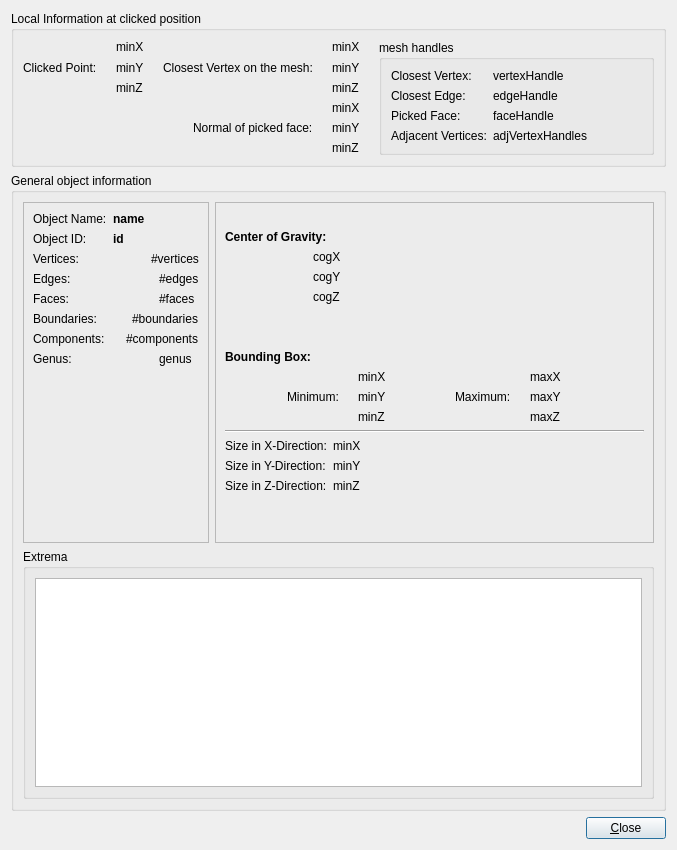
Before: the Qt Designer form Plugin-Info/infoWidget.ui in ShenRen/OpenFlipper, drawn with Qt 5.
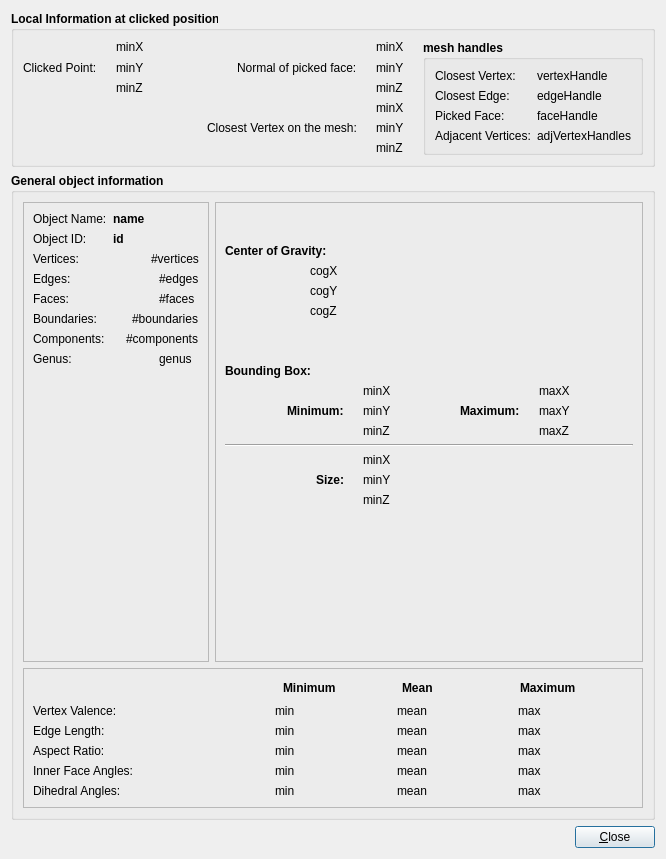
After: the same form once the commit is applied. Icons and pictures are not drawn.

Diff of the .ui file:
```diff
--- a/Plugin-Info/infoWidget.ui
+++ b/Plugin-Info/infoWidget.ui
@@ -6,20 +6,20 @@
    <rect>
     <x>0</x>
     <y>0</y>
-    <width>677</width>
-    <height>850</height>
+    <width>666</width>
+    <height>859</height>
    </rect>
   </property>
   <property name="windowTitle">
    <string>Object Information</string>
   </property>
-  <layout class="QVBoxLayout" name="verticalLayout">
+  <layout class="QVBoxLayout" name="verticalLayout_11">
    <item>
     <widget class="QGroupBox" name="groupBox_3">
      <property name="font">
       <font>
-       <weight>50</weight>
-       <bold>false</bold>
+       <weight>75</weight>
+       <bold>true</bold>
       </font>
      </property>
      <property name="title">
@@ -32,6 +32,12 @@
          <layout class="QHBoxLayout" name="horizontalLayout_12">
           <item>
            <widget class="QLabel" name="label_16">
+            <property name="font">
+             <font>
+              <weight>50</weight>
+              <bold>false</bold>
+             </font>
+            </property>
             <property name="text">
              <string>Clicked Point:</string>
             </property>
@@ -51,6 +57,12 @@
            <layout class="QVBoxLayout" name="verticalLayout_7">
             <item>
              <widget class="QLabel" name="pointX">
+              <property name="font">
+               <font>
+                <weight>50</weight>
+                <bold>false</bold>
+               </font>
+              </property>
               <property name="text">
                <string>minX</string>
               </property>
@@ -58,6 +70,12 @@
             </item>
             <item>
              <widget class="QLabel" name="pointY">
+              <property name="font">
+               <font>
+                <weight>50</weight>
+                <bold>false</bold>
+               </font>
+              </property>
               <property name="text">
                <string>minY</string>
               </property>
@@ -65,6 +83,12 @@
             </item>
             <item>
              <widget class="QLabel" name="pointZ">
+              <property name="font">
+               <font>
+                <weight>50</weight>
+                <bold>false</bold>
+               </font>
+              </property>
               <property name="text">
                <string>minZ</string>
               </property>
@@ -85,62 +109,6 @@
          </layout>
         </item>
         <item row="0" column="1">
-         <layout class="QHBoxLayout" name="horizontalLayout_13">
-          <item>
-           <widget class="QLabel" name="label_19">
-            <property name="text">
-             <string>Closest Vertex on the mesh:</string>
-            </property>
-           </widget>
-          </item>
-          <item>
-           <widget class="QLabel" name="bracketA_6">
-            <property name="text">
-             <string/>
-            </property>
-            <property name="pixmap">
-             <pixmap resource="icons.qrc">:/info/dialogIcons/info_bracketA.png</pixmap>
-            </property>
-           </widget>
-          </item>
-          <item>
-           <layout class="QVBoxLayout" name="verticalLayout_10">
-            <item>
-             <widget class="QLabel" name="vertexX">
-              <property name="text">
-               <string>minX</string>
-              </property>
-             </widget>
-            </item>
-            <item>
-             <widget class="QLabel" name="vertexY">
-              <property name="text">
-               <string>minY</string>
-              </property>
-             </widget>
-            </item>
-            <item>
-             <widget class="QLabel" name="vertexZ">
-              <property name="text">
-               <string>minZ</string>
-              </property>
-             </widget>
-            </item>
-           </layout>
-          </item>
-          <item>
-           <widget class="QLabel" name="bracketB_6">
-            <property name="text">
-             <string/>
-            </property>
-            <property name="pixmap">
-             <pixmap resource="icons.qrc">:/info/dialogIcons/info_bracketB.png</pixmap>
-            </property>
-           </widget>
-          </item>
-         </layout>
-        </item>
-        <item row="1" column="0" colspan="2">
          <layout class="QHBoxLayout" name="horizontalLayout_14">
           <item>
            <spacer name="horizontalSpacer_8">
@@ -157,6 +125,12 @@
           </item>
           <item>
            <widget class="QLabel" name="label_25">
+            <property name="font">
+             <font>
+              <weight>50</weight>
+              <bold>false</bold>
+             </font>
+            </property>
             <property name="text">
              <string>Normal of picked face:</string>
             </property>
@@ -176,6 +150,12 @@
            <layout class="QVBoxLayout" name="verticalLayout_8">
             <item>
              <widget class="QLabel" name="normalX">
+              <property name="font">
+               <font>
+                <weight>50</weight>
+                <bold>false</bold>
+               </font>
+              </property>
               <property name="text">
                <string>minX</string>
               </property>
@@ -183,6 +163,12 @@
             </item>
             <item>
              <widget class="QLabel" name="normalY">
+              <property name="font">
+               <font>
+                <weight>50</weight>
+                <bold>false</bold>
+               </font>
+              </property>
               <property name="text">
                <string>minY</string>
               </property>
@@ -190,6 +176,12 @@
             </item>
             <item>
              <widget class="QLabel" name="normalZ">
+              <property name="font">
+               <font>
+                <weight>50</weight>
+                <bold>false</bold>
+               </font>
+              </property>
               <property name="text">
                <string>minZ</string>
               </property>
@@ -209,16 +201,121 @@
           </item>
          </layout>
         </item>
+        <item row="1" column="0" colspan="2">
+         <layout class="QHBoxLayout" name="horizontalLayout_13">
+          <item>
+           <spacer name="horizontalSpacer_10">
+            <property name="orientation">
+             <enum>Qt::Horizontal</enum>
+            </property>
+            <property name="sizeHint" stdset="0">
+             <size>
+              <width>40</width>
+              <height>20</height>
+             </size>
+            </property>
+           </spacer>
+          </item>
+          <item>
+           <widget class="QLabel" name="label_19">
+            <property name="font">
+             <font>
+              <weight>50</weight>
+              <bold>false</bold>
+             </font>
+            </property>
+            <property name="text">
+             <string>Closest Vertex on the mesh:</string>
+            </property>
+           </widget>
+          </item>
+          <item>
+           <widget class="QLabel" name="bracketA_6">
+            <property name="text">
+             <string/>
+            </property>
+            <property name="pixmap">
+             <pixmap resource="icons.qrc">:/info/dialogIcons/info_bracketA.png</pixmap>
+            </property>
+           </widget>
+          </item>
+          <item>
+           <layout class="QVBoxLayout" name="verticalLayout_10">
+            <item>
+             <widget class="QLabel" name="vertexX">
+              <property name="font">
+               <font>
+                <weight>50</weight>
+                <bold>false</bold>
+               </font>
+              </property>
+              <property name="text">
+               <string>minX</string>
+              </property>
+             </widget>
+            </item>
+            <item>
+             <widget class="QLabel" name="vertexY">
+              <property name="font">
+               <font>
+                <weight>50</weight>
+                <bold>false</bold>
+               </font>
+              </property>
+              <property name="text">
+               <string>minY</string>
+              </property>
+             </widget>
+            </item>
+            <item>
+             <widget class="QLabel" name="vertexZ">
+              <property name="font">
+               <font>
+                <weight>50</weight>
+                <bold>false</bold>
+               </font>
+              </property>
+              <property name="text">
+               <string>minZ</string>
+              </property>
+             </widget>
+            </item>
+           </layout>
+          </item>
+          <item>
+           <widget class="QLabel" name="bracketB_6">
+            <property name="text">
+             <string/>
+            </property>
+            <property name="pixmap">
+             <pixmap resource="icons.qrc">:/info/dialogIcons/info_bracketB.png</pixmap>
+            </property>
+           </widget>
+          </item>
+         </layout>
+        </item>
        </layout>
       </item>
       <item>
        <widget class="QGroupBox" name="groupBox_2">
+        <property name="font">
+         <font>
+          <weight>75</weight>
+          <bold>true</bold>
+         </font>
+        </property>
         <property name="title">
          <string>mesh handles</string>
         </property>
         <layout class="QFormLayout" name="formLayout_3">
          <item row="0" column="0">
           <widget class="QLabel" name="label_18">
+           <property name="font">
+            <font>
+             <weight>50</weight>
+             <bold>false</bold>
+            </font>
+           </property>
            <property name="text">
             <string>Closest Vertex:</string>
            </property>
@@ -226,6 +323,12 @@
          </item>
          <item row="0" column="1">
           <widget class="QLabel" name="vertexHandle">
+           <property name="font">
+            <font>
+             <weight>50</weight>
+             <bold>false</bold>
+            </font>
+           </property>
            <property name="text">
             <string>vertexHandle</string>
            </property>
@@ -233,6 +336,12 @@
          </item>
          <item row="1" column="0">
           <widget class="QLabel" name="label_23">
+           <property name="font">
+            <font>
+             <weight>50</weight>
+             <bold>false</bold>
+            </font>
+           </property>
            <property name="text">
             <string>Closest Edge:</string>
            </property>
@@ -240,6 +349,12 @@
          </item>
          <item row="1" column="1">
           <widget class="QLabel" name="edgeHandle">
+           <property name="font">
+            <font>
+             <weight>50</weight>
+             <bold>false</bold>
+            </font>
+           </property>
            <property name="text">
             <string>edgeHandle</string>
            </property>
@@ -247,6 +362,12 @@
          </item>
          <item row="2" column="0">
           <widget class="QLabel" name="label_24">
+           <property name="font">
+            <font>
+             <weight>50</weight>
+             <bold>false</bold>
+            </font>
+           </property>
            <property name="text">
             <string>Picked Face:</string>
            </property>
@@ -254,6 +375,12 @@
          </item>
          <item row="2" column="1">
           <widget class="QLabel" name="faceHandle">
+           <property name="font">
+            <font>
+             <weight>50</weight>
+             <bold>false</bold>
+            </font>
+           </property>
            <property name="text">
             <string>faceHandle</string>
            </property>
@@ -261,6 +388,12 @@
          </item>
          <item row="3" column="0">
           <widget class="QLabel" name="label_26">
+           <property name="font">
+            <font>
+             <weight>50</weight>
+             <bold>false</bold>
+            </font>
+           </property>
            <property name="text">
             <string>Adjacent Vertices:</string>
            </property>
@@ -268,9 +401,18 @@
          </item>
          <item row="3" column="1">
           <widget class="QLabel" name="adjVertexHandles">
+           <property name="font">
+            <font>
+             <weight>50</weight>
+             <bold>false</bold>
+            </font>
+           </property>
            <property name="text">
             <string>adjVertexHandles</string>
            </property>
+           <property name="wordWrap">
+            <bool>true</bool>
+           </property>
           </widget>
          </item>
         </layout>
@@ -281,6 +423,12 @@
    </item>
    <item>
     <widget class="QGroupBox" name="groupBox">
+     <property name="font">
+      <font>
+       <weight>75</weight>
+       <bold>true</bold>
+      </font>
+     </property>
      <property name="title">
       <string>General object information</string>
      </property>
@@ -296,13 +444,19 @@
         <layout class="QFormLayout" name="formLayout">
          <item row="0" column="0">
           <widget class="QLabel" name="label">
+           <property name="font">
+            <font>
+             <weight>50</weight>
+             <bold>false</bold>
+            </font>
+           </property>
            <property name="text">
             <string>Object Name:</string>
            </property>
           </widget>
          </item>
          <item row="0" column="1">
-          <widget class="QLabel" name="objectName">
+          <widget class="QLabel" name="objName">
            <property name="font">
             <font>
              <weight>75</weight>
@@ -319,6 +473,12 @@
          </item>
          <item row="1" column="0">
           <widget class="QLabel" name="label_3">
+           <property name="font">
+            <font>
+             <weight>50</weight>
+             <bold>false</bold>
+            </font>
+           </property>
            <property name="text">
             <string>Object ID:</string>
            </property>
@@ -339,6 +499,12 @@
          </item>
          <item row="5" column="0">
           <widget class="QLabel" name="label_9">
+           <property name="font">
+            <font>
+             <weight>50</weight>
+             <bold>false</bold>
+            </font>
+           </property>
            <property name="text">
             <string>Edges:</string>
            </property>
@@ -358,6 +524,12 @@
            </item>
            <item>
             <widget class="QLabel" name="edges">
+             <property name="font">
+              <font>
+               <weight>50</weight>
+               <bold>false</bold>
+              </font>
+             </property>
              <property name="text">
               <string>#edges</string>
              </property>
@@ -367,6 +539,12 @@
          </item>
          <item row="6" column="0">
           <widget class="QLabel" name="label_8">
+           <property name="font">
+            <font>
+             <weight>50</weight>
+             <bold>false</bold>
+            </font>
+           </property>
            <property name="text">
             <string>Faces:</string>
            </property>
@@ -386,6 +564,12 @@
            </item>
            <item>
             <widget class="QLabel" name="faces">
+             <property name="font">
+              <font>
+               <weight>50</weight>
+               <bold>false</bold>
+              </font>
+             </property>
              <property name="text">
               <string>#faces</string>
              </property>
@@ -395,6 +579,12 @@
          </item>
          <item row="7" column="0">
           <widget class="QLabel" name="label_5">
+           <property name="font">
+            <font>
+             <weight>50</weight>
+             <bold>false</bold>
+            </font>
+           </property>
            <property name="text">
             <string>Boundaries:</string>
            </property>
@@ -402,6 +592,12 @@
          </item>
          <item row="8" column="0">
           <widget class="QLabel" name="label_17">
+           <property name="font">
+            <font>
+             <weight>50</weight>
+             <bold>false</bold>
+            </font>
+           </property>
            <property name="text">
             <string>Components:</string>
            </property>
@@ -409,6 +605,12 @@
          </item>
          <item row="9" column="0">
           <widget class="QLabel" name="label_20">
+           <property name="font">
+            <font>
+             <weight>50</weight>
+             <bold>false</bold>
+            </font>
+           </property>
            <property name="text">
             <string>Genus:</string>
            </property>
@@ -428,6 +630,12 @@
            </item>
            <item>
             <widget class="QLabel" name="genus">
+             <property name="font">
+              <font>
+               <weight>50</weight>
+               <bold>false</bold>
+              </font>
+             </property>
              <property name="text">
               <string>genus</string>
              </property>
@@ -437,6 +645,12 @@
          </item>
          <item row="3" column="0">
           <widget class="QLabel" name="label_7">
+           <property name="font">
+            <font>
+             <weight>50</weight>
+             <bold>false</bold>
+            </font>
+           </property>
            <property name="text">
             <string>Vertices:</string>
            </property>
@@ -456,6 +670,12 @@
            </item>
            <item>
             <widget class="QLabel" name="vertices">
+             <property name="font">
+              <font>
+               <weight>50</weight>
+               <bold>false</bold>
+              </font>
+             </property>
              <property name="text">
               <string>#vertices</string>
              </property>
@@ -477,6 +697,12 @@
            </item>
            <item>
             <widget class="QLabel" name="boundaries">
+             <property name="font">
+              <font>
+               <weight>50</weight>
+               <bold>false</bold>
+              </font>
+             </property>
              <property name="text">
               <string>#boundaries</string>
              </property>
@@ -498,6 +724,12 @@
            </item>
            <item>
             <widget class="QLabel" name="components">
+             <property name="font">
+              <font>
+               <weight>50</weight>
+               <bold>false</bold>
+              </font>
+             </property>
              <property name="text">
               <string>#components</string>
              </property>
@@ -516,7 +748,7 @@
         <property name="frameShadow">
          <enum>QFrame::Raised</enum>
         </property>
-        <layout class="QVBoxLayout" name="verticalLayout_9">
+        <layout class="QVBoxLayout" name="verticalLayout">
          <item>
           <layout class="QHBoxLayout" name="horizontalLayout_11">
            <item>
@@ -576,6 +808,12 @@
                 <layout class="QVBoxLayout" name="verticalLayout_4">
                  <item>
                   <widget class="QLabel" name="cogX">
+                   <property name="font">
+                    <font>
+                     <weight>50</weight>
+                     <bold>false</bold>
+                    </font>
+                   </property>
                    <property name="text">
                     <string>cogX</string>
                    </property>
@@ -583,6 +821,12 @@
                  </item>
                  <item>
                   <widget class="QLabel" name="cogY">
+                   <property name="font">
+                    <font>
+                     <weight>50</weight>
+                     <bold>false</bold>
+                    </font>
+                   </property>
                    <property name="text">
                     <string>cogY</string>
                    </property>
@@ -590,6 +834,12 @@
                  </item>
                  <item>
                   <widget class="QLabel" name="cogZ">
+                   <property name="font">
+                    <font>
+                     <weight>50</weight>
+                     <bold>false</bold>
+                    </font>
+                   </property>
                    <property name="text">
                     <string>cogZ</string>
                    </property>
@@ -714,6 +964,12 @@
             <layout class="QVBoxLayout" name="verticalLayout_2">
              <item>
               <widget class="QLabel" name="bbMinX">
+               <property name="font">
+                <font>
+                 <weight>50</weight>
+                 <bold>false</bold>
+                </font>
+               </property>
                <property name="text">
                 <string>minX</string>
                </property>
@@ -721,6 +977,12 @@
              </item>
              <item>
               <widget class="QLabel" name="bbMinY">
+               <property name="font">
+                <font>
+                 <weight>50</weight>
+                 <bold>false</bold>
+                </font>
+               </property>
                <property name="text">
                 <string>minY</string>
                </property>
@@ -728,6 +990,12 @@
              </item>
              <item>
               <widget class="QLabel" name="bbMinZ">
+               <property name="font">
+                <font>
+                 <weight>50</weight>
+                 <bold>false</bold>
+                </font>
+               </property>
                <property name="text">
                 <string>minZ</string>
                </property>
@@ -782,6 +1050,12 @@
             <layout class="QVBoxLayout" name="verticalLayout_3">
              <item>
               <widget class="QLabel" name="bbMaxX">
+               <property name="font">
+                <font>
+                 <weight>50</weight>
+                 <bold>false</bold>
+                </font>
+               </property>
                <property name="text">
                 <string>maxX</string>
                </property>
@@ -789,6 +1063,12 @@
              </item>
              <item>
               <widget class="QLabel" name="bbMaxY">
+               <property name="font">
+                <font>
+                 <weight>50</weight>
+                 <bold>false</bold>
+                </font>
+               </property>
                <property name="text">
                 <string>maxY</string>
                </property>
@@ -796,6 +1076,12 @@
              </item>
              <item>
               <widget class="QLabel" name="bbMaxZ">
+               <property name="font">
+                <font>
+                 <weight>50</weight>
+                 <bold>false</bold>
+                </font>
+               </property>
                <property name="text">
                 <string>maxZ</string>
                </property>
@@ -836,46 +1122,76 @@
           </widget>
          </item>
          <item>
-          <layout class="QHBoxLayout" name="horizontalLayout">
+          <layout class="QHBoxLayout" name="horizontalLayout_16">
            <item>
-            <layout class="QFormLayout" name="formLayout_2">
-             <item row="0" column="0">
-              <widget class="QLabel" name="label_13">
-               <property name="text">
-                <string>Size in X-Direction:</string>
-               </property>
-              </widget>
-             </item>
-             <item row="0" column="1">
+            <spacer name="horizontalSpacer_9">
+             <property name="orientation">
+              <enum>Qt::Horizontal</enum>
+             </property>
+             <property name="sizeType">
+              <enum>QSizePolicy::Fixed</enum>
+             </property>
+             <property name="sizeHint" stdset="0">
+              <size>
+               <width>91</width>
+               <height>20</height>
+              </size>
+             </property>
+            </spacer>
+           </item>
+           <item>
+            <widget class="QLabel" name="label_13">
+             <property name="text">
+              <string>Size:</string>
+             </property>
+            </widget>
+           </item>
+           <item>
+            <widget class="QLabel" name="bracketA_5">
+             <property name="text">
+              <string/>
+             </property>
+             <property name="pixmap">
+              <pixmap resource="icons.qrc">:/info/dialogIcons/info_bracketA.png</pixmap>
+             </property>
+            </widget>
+           </item>
+           <item>
+            <layout class="QVBoxLayout" name="verticalLayout_6">
+             <item>
               <widget class="QLabel" name="bbSizeX">
+               <property name="font">
+                <font>
+                 <weight>50</weight>
+                 <bold>false</bold>
+                </font>
+               </property>
                <property name="text">
                 <string>minX</string>
                </property>
               </widget>
              </item>
-             <item row="1" column="0">
-              <widget class="QLabel" name="label_14">
-               <property name="text">
-                <string>Size in Y-Direction:</string>
-               </property>
-              </widget>
-             </item>
-             <item row="1" column="1">
+             <item>
               <widget class="QLabel" name="bbSizeY">
+               <property name="font">
+                <font>
+                 <weight>50</weight>
+                 <bold>false</bold>
+                </font>
+               </property>
                <property name="text">
                 <string>minY</string>
                </property>
               </widget>
              </item>
-             <item row="2" column="0">
-              <widget class="QLabel" name="label_15">
-               <property name="text">
-                <string>Size in Z-Direction:</string>
-               </property>
-              </widget>
-             </item>
-             <item row="2" column="1">
+             <item>
               <widget class="QLabel" name="bbSizeZ">
+               <property name="font">
+                <font>
+                 <weight>50</weight>
+                 <bold>false</bold>
+                </font>
+               </property>
                <property name="text">
                 <string>minZ</string>
                </property>
@@ -884,7 +1200,17 @@
             </layout>
            </item>
            <item>
-            <spacer name="horizontalSpacer_9">
+            <widget class="QLabel" name="bracketB_5">
+             <property name="text">
+              <string/>
+             </property>
+             <property name="pixmap">
+              <pixmap resource="icons.qrc">:/info/dialogIcons/info_bracketB.png</pixmap>
+             </property>
+            </widget>
+           </item>
+           <item>
+            <spacer name="horizontalSpacer_12">
              <property name="orientation">
               <enum>Qt::Horizontal</enum>
              </property>
@@ -915,26 +1241,384 @@
        </widget>
       </item>
       <item row="1" column="0" colspan="2">
-       <widget class="QGroupBox" name="groupBox_4">
-        <property name="title">
-         <string>Extrema</string>
+       <widget class="QFrame" name="frame_3">
+        <property name="frameShape">
+         <enum>QFrame::StyledPanel</enum>
         </property>
-        <layout class="QVBoxLayout" name="verticalLayout_6">
+        <property name="frameShadow">
+         <enum>QFrame::Raised</enum>
+        </property>
+        <layout class="QVBoxLayout" name="verticalLayout_9">
          <item>
-          <widget class="QTableWidget" name="table">
-           <property name="sizePolicy">
-            <sizepolicy hsizetype="Expanding" vsizetype="MinimumExpanding">
-             <horstretch>0</horstretch>
-             <verstretch>0</verstretch>
-            </sizepolicy>
-           </property>
-           <property name="minimumSize">
-            <size>
-             <width>0</width>
-             <height>150</height>
-            </size>
-           </property>
-          </widget>
+          <layout class="QHBoxLayout" name="horizontalLayout_21">
+           <item>
+            <spacer name="horizontalSpacer_11">
+             <property name="orientation">
+              <enum>Qt::Horizontal</enum>
+             </property>
+             <property name="sizeType">
+              <enum>QSizePolicy::Fixed</enum>
+             </property>
+             <property name="sizeHint" stdset="0">
+              <size>
+               <width>250</width>
+               <height>20</height>
+              </size>
+             </property>
+            </spacer>
+           </item>
+           <item>
+            <widget class="QLabel" name="label_15">
+             <property name="text">
+              <string>Minimum</string>
+             </property>
+            </widget>
+           </item>
+           <item>
+            <widget class="QLabel" name="label_28">
+             <property name="text">
+              <string>Mean</string>
+             </property>
+            </widget>
+           </item>
+           <item>
+            <widget class="QLabel" name="label_27">
+             <property name="text">
+              <string>Maximum</string>
+             </property>
+            </widget>
+           </item>
+          </layout>
+         </item>
+         <item>
+          <layout class="QHBoxLayout" name="horizontalLayout">
+           <item>
+            <widget class="QLabel" name="label_14">
+             <property name="font">
+              <font>
+               <weight>50</weight>
+               <bold>false</bold>
+              </font>
+             </property>
+             <property name="text">
+              <string>Vertex Valence:</string>
+             </property>
+            </widget>
+           </item>
+           <item>
+            <widget class="QLabel" name="verticesIcon_2">
+             <property name="text">
+              <string/>
+             </property>
+             <property name="pixmap">
+              <pixmap resource="icons.qrc">:/info/dialogIcons/info_valence.png</pixmap>
+             </property>
+            </widget>
+           </item>
+           <item>
+            <widget class="QLabel" name="valenceMin">
+             <property name="font">
+              <font>
+               <weight>50</weight>
+               <bold>false</bold>
+              </font>
+             </property>
+             <property name="text">
+              <string>min</string>
+             </property>
+            </widget>
+           </item>
+           <item>
+            <widget class="QLabel" name="valenceMean">
+             <property name="font">
+              <font>
+               <weight>50</weight>
+               <bold>false</bold>
+              </font>
+             </property>
+             <property name="text">
+              <string>mean</string>
+             </property>
+            </widget>
+           </item>
+           <item>
+            <widget class="QLabel" name="valenceMax">
+             <property name="font">
+              <font>
+               <weight>50</weight>
+               <bold>false</bold>
+              </font>
+             </property>
+             <property name="text">
+              <string>max</string>
+             </property>
+            </widget>
+           </item>
+          </layout>
+         </item>
+         <item>
+          <layout class="QHBoxLayout" name="horizontalLayout_17">
+           <item>
+            <widget class="QLabel" name="label_32">
+             <property name="font">
+              <font>
+               <weight>50</weight>
+               <bold>false</bold>
+              </font>
+             </property>
+             <property name="text">
+              <string>Edge Length:</string>
+             </property>
+            </widget>
+           </item>
+           <item>
+            <widget class="QLabel" name="verticesIcon_3">
+             <property name="text">
+              <string/>
+             </property>
+             <property name="pixmap">
+              <pixmap resource="icons.qrc">:/info/dialogIcons/info_edge.png</pixmap>
+             </property>
+            </widget>
+           </item>
+           <item>
+            <widget class="QLabel" name="edgeMin">
+             <property name="font">
+              <font>
+               <weight>50</weight>
+               <bold>false</bold>
+              </font>
+             </property>
+             <property name="text">
+              <string>min</string>
+             </property>
+            </widget>
+           </item>
+           <item>
+            <widget class="QLabel" name="edgeMean">
+             <property name="font">
+              <font>
+               <weight>50</weight>
+               <bold>false</bold>
+              </font>
+             </property>
+             <property name="text">
+              <string>mean</string>
+             </property>
+            </widget>
+           </item>
+           <item>
+            <widget class="QLabel" name="edgeMax">
+             <property name="font">
+              <font>
+               <weight>50</weight>
+               <bold>false</bold>
+              </font>
+             </property>
+             <property name="text">
+              <string>max</string>
+             </property>
+            </widget>
+           </item>
+          </layout>
+         </item>
+         <item>
+          <layout class="QHBoxLayout" name="horizontalLayout_18">
+           <item>
+            <widget class="QLabel" name="label_36">
+             <property name="font">
+              <font>
+               <weight>50</weight>
+               <bold>false</bold>
+              </font>
+             </property>
+             <property name="text">
+              <string>Aspect Ratio:</string>
+             </property>
+            </widget>
+           </item>
+           <item>
+            <widget class="QLabel" name="verticesIcon_4">
+             <property name="text">
+              <string/>
+             </property>
+             <property name="pixmap">
+              <pixmap resource="icons.qrc">:/info/dialogIcons/info_aspect.png</pixmap>
+             </property>
+            </widget>
+           </item>
+           <item>
+            <widget class="QLabel" name="aspectMin">
+             <property name="font">
+              <font>
+               <weight>50</weight>
+               <bold>false</bold>
+              </font>
+             </property>
+             <property name="text">
+              <string>min</string>
+             </property>
+            </widget>
+           </item>
+           <item>
+            <widget class="QLabel" name="aspectMean">
+             <property name="font">
+              <font>
+               <weight>50</weight>
+               <bold>false</bold>
+              </font>
+             </property>
+             <property name="text">
+              <string>mean</string>
+             </property>
+            </widget>
+           </item>
+           <item>
+            <widget class="QLabel" name="aspectMax">
+             <property name="font">
+              <font>
+               <weight>50</weight>
+               <bold>false</bold>
+              </font>
+             </property>
+             <property name="text">
+              <string>max</string>
+             </property>
+            </widget>
+           </item>
+          </layout>
+         </item>
+         <item>
+          <layout class="QHBoxLayout" name="horizontalLayout_19">
+           <item>
+            <widget class="QLabel" name="label_40">
+             <property name="font">
+              <font>
+               <weight>50</weight>
+               <bold>false</bold>
+              </font>
+             </property>
+             <property name="text">
+              <string>Inner Face Angles:</string>
+             </property>
+            </widget>
+           </item>
+           <item>
+            <widget class="QLabel" name="verticesIcon_5">
+             <property name="text">
+              <string/>
+             </property>
+             <property name="pixmap">
+              <pixmap resource="icons.qrc">:/info/dialogIcons/info_angle.png</pixmap>
+             </property>
+            </widget>
+           </item>
+           <item>
+            <widget class="QLabel" name="angleMin">
+             <property name="font">
+              <font>
+               <weight>50</weight>
+               <bold>false</bold>
+              </font>
+             </property>
+             <property name="text">
+              <string>min</string>
+             </property>
+            </widget>
+           </item>
+           <item>
+            <widget class="QLabel" name="angleMean">
+             <property name="font">
+              <font>
+               <weight>50</weight>
+               <bold>false</bold>
+              </font>
+             </property>
+             <property name="text">
+              <string>mean</string>
+             </property>
+            </widget>
+           </item>
+           <item>
+            <widget class="QLabel" name="angleMax">
+             <property name="font">
+              <font>
+               <weight>50</weight>
+               <bold>false</bold>
+              </font>
+             </property>
+             <property name="text">
+              <string>max</string>
+             </property>
+            </widget>
+           </item>
+          </layout>
+         </item>
+         <item>
+          <layout class="QHBoxLayout" name="horizontalLayout_20">
+           <item>
+            <widget class="QLabel" name="label_44">
+             <property name="font">
+              <font>
+               <weight>50</weight>
+               <bold>false</bold>
+              </font>
+             </property>
+             <property name="text">
+              <string>Dihedral Angles:</string>
+             </property>
+            </widget>
+           </item>
+           <item>
+            <widget class="QLabel" name="verticesIcon_6">
+             <property name="text">
+              <string/>
+             </property>
+             <property name="pixmap">
+              <pixmap resource="icons.qrc">:/info/dialogIcons/info_dihedral.png</pixmap>
+             </property>
+            </widget>
+           </item>
+           <item>
+            <widget class="QLabel" name="dihedralMin">
+             <property name="font">
+              <font>
+               <weight>50</weight>
+               <bold>false</bold>
+              </font>
+             </property>
+             <property name="text">
+              <string>min</string>
+             </property>
+            </widget>
+           </item>
+           <item>
+            <widget class="QLabel" name="dihedralMean">
+             <property name="font">
+              <font>
+               <weight>50</weight>
+               <bold>false</bold>
+              </font>
+             </property>
+             <property name="text">
+              <string>mean</string>
+             </property>
+            </widget>
+           </item>
+           <item>
+            <widget class="QLabel" name="dihedralMax">
+             <property name="font">
+              <font>
+               <weight>50</weight>
+               <bold>false</bold>
+              </font>
+             </property>
+             <property name="text">
+              <string>max</string>
+             </property>
+            </widget>
+           </item>
+          </layout>
          </item>
         </layout>
        </widget>
```
